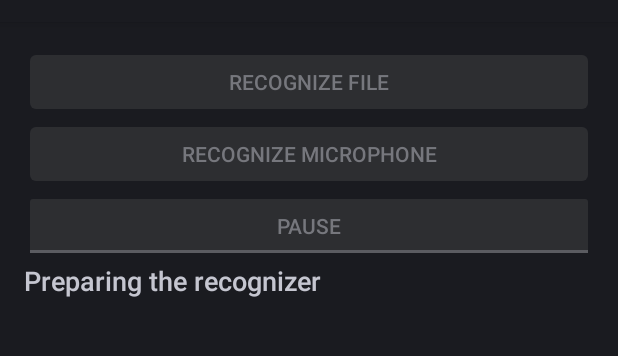
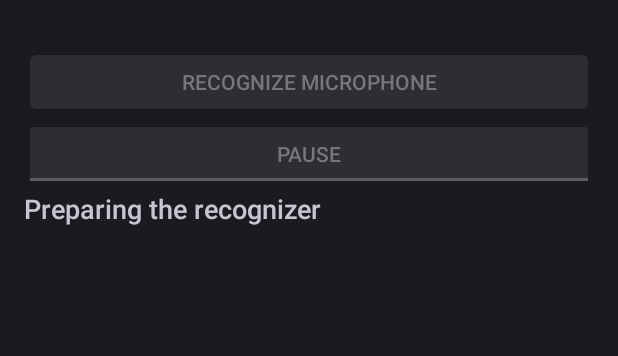
Before and after one commit to AlekseevMikhail/Hackathon, an Android app: the screen it shows after launch (MainActivity), on a phone screen of 412 x 824 dp, the part 62-418 px from its top. Run offline under Robolectric (Android 15) with nearby library versions, the phone set to English and light mode, and no system bars; libraries missing offline, so code that uses them is left out: org.vosk, org.vosk.android; 2 statements that could not run were skipped.

Commit message:
Some inits

```diff
--- a/app/src/main/java/ru/mm/dev/infokama/MainActivity.java
+++ b/app/src/main/java/ru/mm/dev/infokama/MainActivity.java
@@ -19,7 +19,6 @@ import org.vosk.android.SpeechStreamService;
 import org.vosk.android.StorageService;
 
 import java.io.IOException;
-import java.io.InputStream;
 
 import androidx.annotation.NonNull;
 import androidx.core.app.ActivityCompat;
@@ -30,8 +29,7 @@ public class MainActivity extends Activity implements
     static private final int STATE_START = 0;
     static private final int STATE_READY = 1;
     static private final int STATE_DONE = 2;
-    static private final int STATE_FILE = 3;
-    static private final int STATE_MIC = 4;
+    static private final int STATE_MIC = 3;
 
     /* Used to handle permission request */
     private static final int PERMISSIONS_REQUEST_RECORD_AUDIO = 1;
@@ -51,7 +49,6 @@ public class MainActivity extends Activity implements
         resultView = findViewById(R.id.result_text);
         setUiState(STATE_START);
 
-        findViewById(R.id.recognize_file).setOnClickListener(view -> recognizeFile());
         findViewById(R.id.recognize_mic).setOnClickListener(view -> recognizeMicrophone());
         ((ToggleButton) findViewById(R.id.pause)).setOnCheckedChangeListener((view, isChecked) -> pause(isChecked));
 
@@ -140,36 +137,24 @@ public class MainActivity extends Activity implements
             case STATE_START:
                 resultView.setText(R.string.preparing);
                 resultView.setMovementMethod(new ScrollingMovementMethod());
-                findViewById(R.id.recognize_file).setEnabled(false);
                 findViewById(R.id.recognize_mic).setEnabled(false);
                 findViewById(R.id.pause).setEnabled((false));
                 break;
             case STATE_READY:
                 resultView.setText(R.string.ready);
                 ((Button) findViewById(R.id.recognize_mic)).setText(R.string.recognize_microphone);
-                findViewById(R.id.recognize_file).setEnabled(true);
                 findViewById(R.id.recognize_mic).setEnabled(true);
                 findViewById(R.id.pause).setEnabled((false));
                 break;
             case STATE_DONE:
-                ((Button) findViewById(R.id.recognize_file)).setText(R.string.recognize_file);
                 ((Button) findViewById(R.id.recognize_mic)).setText(R.string.recognize_microphone);
-                findViewById(R.id.recognize_file).setEnabled(true);
                 findViewById(R.id.recognize_mic).setEnabled(true);
                 findViewById(R.id.pause).setEnabled((false));
                 ((ToggleButton) findViewById(R.id.pause)).setChecked(false);
                 break;
-            case STATE_FILE:
-                ((Button) findViewById(R.id.recognize_file)).setText(R.string.stop_file);
-                resultView.setText(getString(R.string.starting));
-                findViewById(R.id.recognize_mic).setEnabled(false);
-                findViewById(R.id.recognize_file).setEnabled(true);
-                findViewById(R.id.pause).setEnabled((false));
-                break;
             case STATE_MIC:
                 ((Button) findViewById(R.id.recognize_mic)).setText(R.string.stop_microphone);
                 resultView.setText(getString(R.string.say_something));
-                findViewById(R.id.recognize_file).setEnabled(false);
                 findViewById(R.id.recognize_mic).setEnabled(true);
                 findViewById(R.id.pause).setEnabled((true));
                 break;
@@ -181,31 +166,7 @@ public class MainActivity extends Activity implements
     private void setErrorState(String message) {
         resultView.setText(message);
         ((Button) findViewById(R.id.recognize_mic)).setText(R.string.recognize_microphone);
-        findViewById(R.id.recognize_file).setEnabled(false);
         findViewById(R.id.recognize_mic).setEnabled(false);
-    }
-
-    private void recognizeFile() {
-        if (speechStreamService != null) {
-            setUiState(STATE_DONE);
-            speechStreamService.stop();
-            speechStreamService = null;
-        } else {
-            setUiState(STATE_FILE);
-            try {
-                Recognizer rec = new Recognizer(model, 16000.f, "[\"one zero zero zero one\", " +
-                    "\"oh zero one two three four five six seven eight nine\", \"[unk]\"]");
-
-                InputStream ais = getAssets().open(
-                    "10001-90210-01803.wav");
-                if (ais.skip(44) != 44) throw new IOException("File too short");
-
-                speechStreamService = new SpeechStreamService(rec, ais, 16000);
-                speechStreamService.start(this);
-            } catch (IOException e) {
-                setErrorState(e.getMessage());
-            }
-        }
     }
 
     private void recognizeMicrophone() {
--- a/app/src/main/res/layout/main.xml
+++ b/app/src/main/res/layout/main.xml
@@ -4,11 +4,6 @@
               android:layout_height="fill_parent"
               android:orientation="vertical"
               android:padding="16dp">
-    <Button
-            android:id="@+id/recognize_file"
-            android:layout_width="match_parent"
-            android:layout_height="wrap_content"
-            android:text="@string/recognize_file"/>
 
     <Button
             android:id="@+id/recognize_mic"
--- a/app/src/main/res/values/strings.xml
+++ b/app/src/main/res/values/strings.xml
@@ -2,16 +2,13 @@
 <resources>
 
     <string name="app_name">Vosk Demo</string>
-    <string name="recognize_file">Recognize File</string>
     <string name="recognize_microphone">Recognize Microphone</string>
     <string name="stop_microphone">Stop Microphone</string>
     <string name="preparing">Preparing the recognizer\n</string>
     <string name="ready">Ready\n</string>
     <string name="failed">Failed to init recognizer %s\n</string>
-    <string name="elapsed">Result %s elapsed %d milliseconds\n</string>
     <string name="starting">Starting\n</string>
     <string name="say_something">Say something\n</string>
-    <string name="stop_file">Stop File</string>
     <string name="pause">Pause</string>
     <string name="continueRecognition">Continue</string>
 
```
